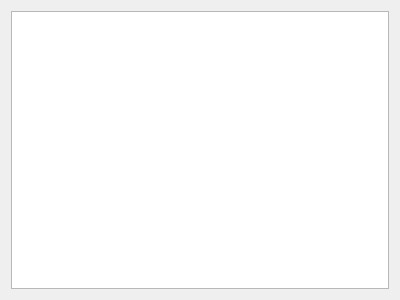
First picture: the form in stock/screens/screen_4.ui, repository ZinixZay/spending_watcher, before the edit.
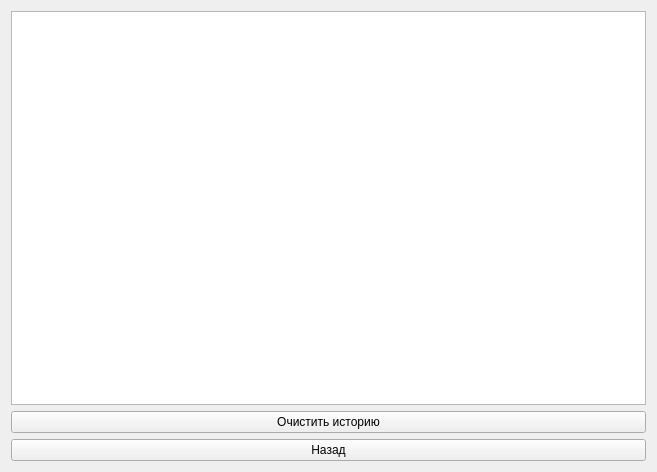
Second picture: the form after the edit.

```diff
--- a/stock/screens/screen_4.ui
+++ b/stock/screens/screen_4.ui
@@ -6,8 +6,8 @@
    <rect>
     <x>0</x>
     <y>0</y>
-    <width>400</width>
-    <height>300</height>
+    <width>657</width>
+    <height>472</height>
    </rect>
   </property>
   <property name="windowTitle">
@@ -17,6 +17,20 @@
    <item row="0" column="0">
     <widget class="QTableWidget" name="tableWidget"/>
    </item>
+   <item row="1" column="0">
+    <widget class="QPushButton" name="clean_but">
+     <property name="text">
+      <string>Очистить историю</string>
+     </property>
+    </widget>
+   </item>
+   <item row="2" column="0">
+    <widget class="QPushButton" name="back_but">
+     <property name="text">
+      <string>Назад</string>
+     </property>
+    </widget>
+   </item>
   </layout>
  </widget>
  <resources/>
```
